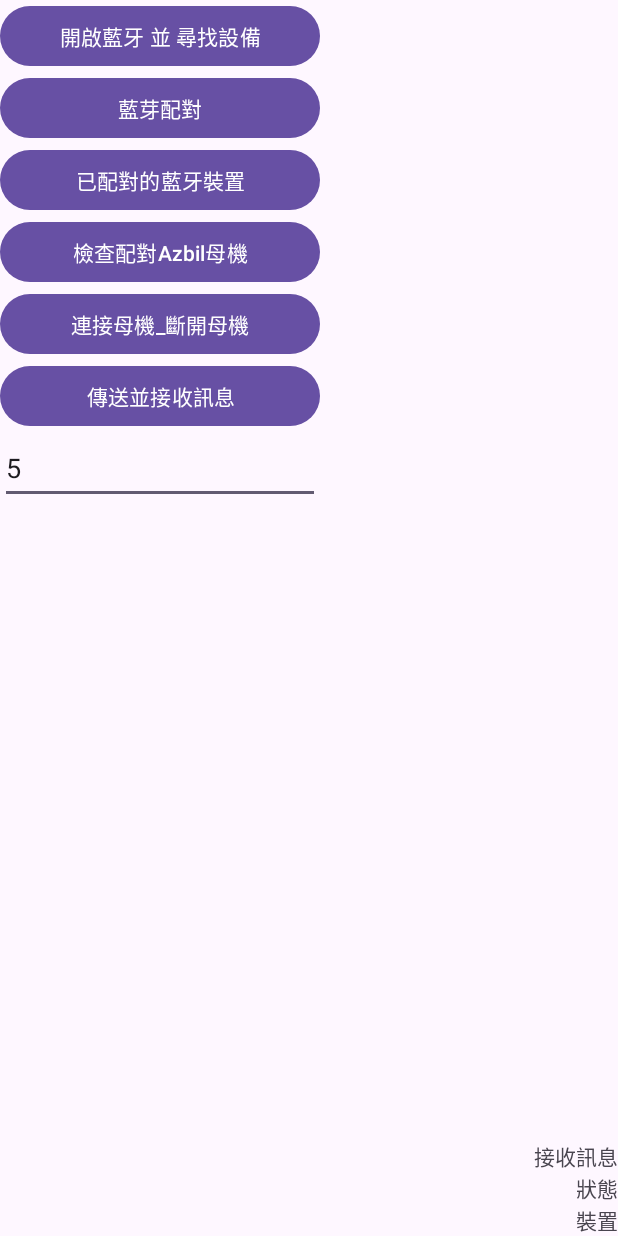
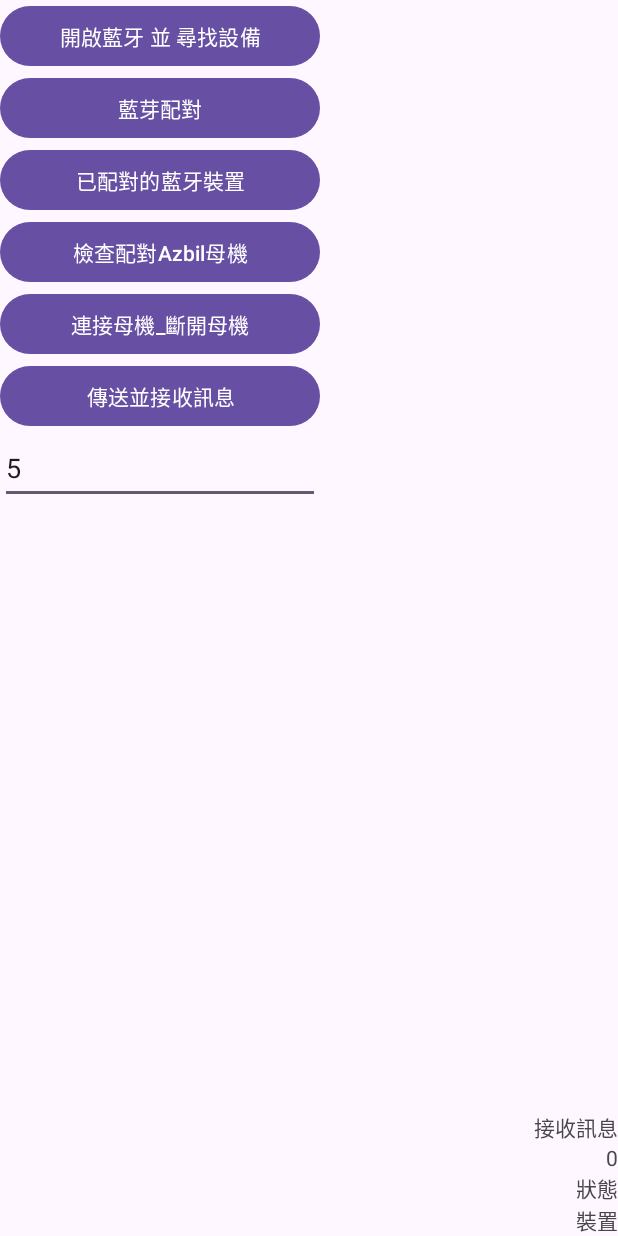
Before and after one commit to wkai2573/wi_android_GasMater, an Android app: the screen it shows after launch (MainActivity), on a phone screen of 412 x 824 dp. Run offline under Robolectric (Android 15) with nearby library versions, the phone set to English and light mode, and no system bars; our stand-ins replace Dagger/Hilt's generated code, navigation-ui.

Commit message:
可傳送並取得回傳訊息 (但訊息會分段,需整合)

```diff
--- a/app/src/main/res/layout/fragment_main.xml
+++ b/app/src/main/res/layout/fragment_main.xml
@@ -8,6 +8,7 @@
   tools:context=".ui.main.MainFragment">
 
   <LinearLayout
+    android:id="@+id/linearLayout"
     android:layout_width="wrap_content"
     android:layout_height="wrap_content"
     android:orientation="vertical"
@@ -98,12 +99,21 @@
   </androidx.constraintlayout.widget.ConstraintLayout>
 
   <TextView
+    android:id="@+id/countTv"
+    android:layout_width="0dp"
+    android:layout_height="wrap_content"
+    android:text="0"
+    app:layout_constraintBottom_toTopOf="@+id/stateTv"
+    app:layout_constraintEnd_toEndOf="parent" />
+
+  <TextView
     android:id="@+id/msgTv"
     android:layout_width="wrap_content"
     android:layout_height="wrap_content"
     android:text="接收訊息"
-    app:layout_constraintBottom_toTopOf="@+id/stateTv"
+    app:layout_constraintBottom_toTopOf="@+id/countTv"
     app:layout_constraintEnd_toEndOf="parent" />
+
   <TextView
     android:id="@+id/stateTv"
     android:layout_width="wrap_content"
```
Also changed, not shown: app/src/main/java/com/wavein/gasmater/ui/main/MainFragment.kt (+6 -3 lines).
